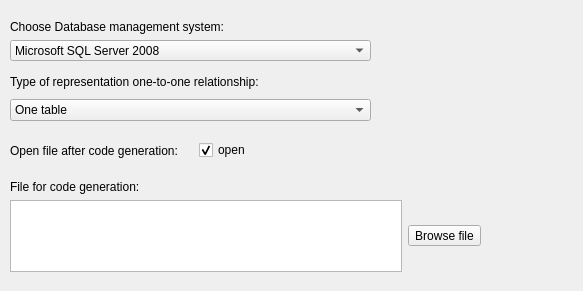
Above: plugins/databases/databasesSupport/databasesPreferencesPage.ui from qreal/qreal before the change. Below: the same form after it.
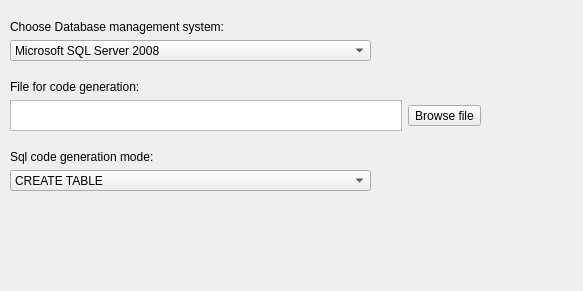
That is the form after the change.

Commit message: Alter table add column code generation supported

```diff
--- a/plugins/databases/databasesSupport/databasesPreferencesPage.ui
+++ b/plugins/databases/databasesSupport/databasesPreferencesPage.ui
@@ -64,57 +64,16 @@
     </item>
    </layout>
   </widget>
-  <widget class="QWidget" name="verticalLayoutWidget_2">
-   <property name="geometry">
-    <rect>
-     <x>10</x>
-     <y>70</y>
-     <width>361</width>
-     <height>51</height>
-    </rect>
-   </property>
-   <layout class="QVBoxLayout" name="verticalLayout_2">
-    <item>
-     <widget class="QLabel" name="oneToOneRepresentationLabel">
-      <property name="text">
-       <string>Type of representation one-to-one relationship:</string>
-      </property>
-      <property name="textFormat">
-       <enum>Qt::AutoText</enum>
-      </property>
-     </widget>
-    </item>
-    <item>
-     <widget class="QComboBox" name="oneToOneRepresentationBox">
-      <item>
-       <property name="text">
-        <string>One table</string>
-       </property>
-      </item>
-     </widget>
-    </item>
-   </layout>
-  </widget>
   <widget class="QWidget" name="gridLayoutWidget">
    <property name="geometry">
     <rect>
      <x>10</x>
-     <y>180</y>
+     <y>80</y>
      <width>471</width>
-     <height>92</height>
+     <height>51</height>
     </rect>
    </property>
    <layout class="QGridLayout" name="gridLayout">
-    <item row="1" column="0">
-     <widget class="QLabel" name="oneToOneRepresentationLabel_2">
-      <property name="text">
-       <string>File for code generation:</string>
-      </property>
-      <property name="textFormat">
-       <enum>Qt::AutoText</enum>
-      </property>
-     </widget>
-    </item>
     <item row="3" column="0">
      <widget class="QTextEdit" name="codeGenerationFilePath">
       <property name="enabled">
@@ -132,22 +91,32 @@
       </property>
      </widget>
     </item>
+    <item row="0" column="0" rowspan="2">
+     <widget class="QLabel" name="oneToOneRepresentationLabel_2">
+      <property name="text">
+       <string>File for code generation:</string>
+      </property>
+      <property name="textFormat">
+       <enum>Qt::AutoText</enum>
+      </property>
+     </widget>
+    </item>
    </layout>
   </widget>
-  <widget class="QWidget" name="horizontalLayoutWidget">
+  <widget class="QWidget" name="verticalLayoutWidget_2">
    <property name="geometry">
     <rect>
      <x>10</x>
-     <y>140</y>
-     <width>371</width>
-     <height>21</height>
+     <y>150</y>
+     <width>361</width>
+     <height>41</height>
     </rect>
    </property>
-   <layout class="QHBoxLayout" name="horizontalLayout">
+   <layout class="QVBoxLayout" name="verticalLayout_2">
     <item>
      <widget class="QLabel" name="dialectLabel_2">
       <property name="text">
-       <string>Open file after code generation:</string>
+       <string>Sql code generation mode:</string>
       </property>
       <property name="textFormat">
        <enum>Qt::AutoText</enum>
@@ -155,16 +124,17 @@
      </widget>
     </item>
     <item>
-     <widget class="QCheckBox" name="codeGenerationCheckBox">
-      <property name="enabled">
-       <bool>true</bool>
-      </property>
-      <property name="text">
-       <string>open</string>
-      </property>
-      <property name="checked">
-       <bool>true</bool>
-      </property>
+     <widget class="QComboBox" name="codeGenerationModeBox">
+      <item>
+       <property name="text">
+        <string>CREATE TABLE</string>
+       </property>
+      </item>
+      <item>
+       <property name="text">
+        <string>ALTER TABLE</string>
+       </property>
+      </item>
      </widget>
     </item>
    </layout>
```
Left out of the diff: 4 changed lines with no effect on the pictures. The commit also changes 7 other files.
